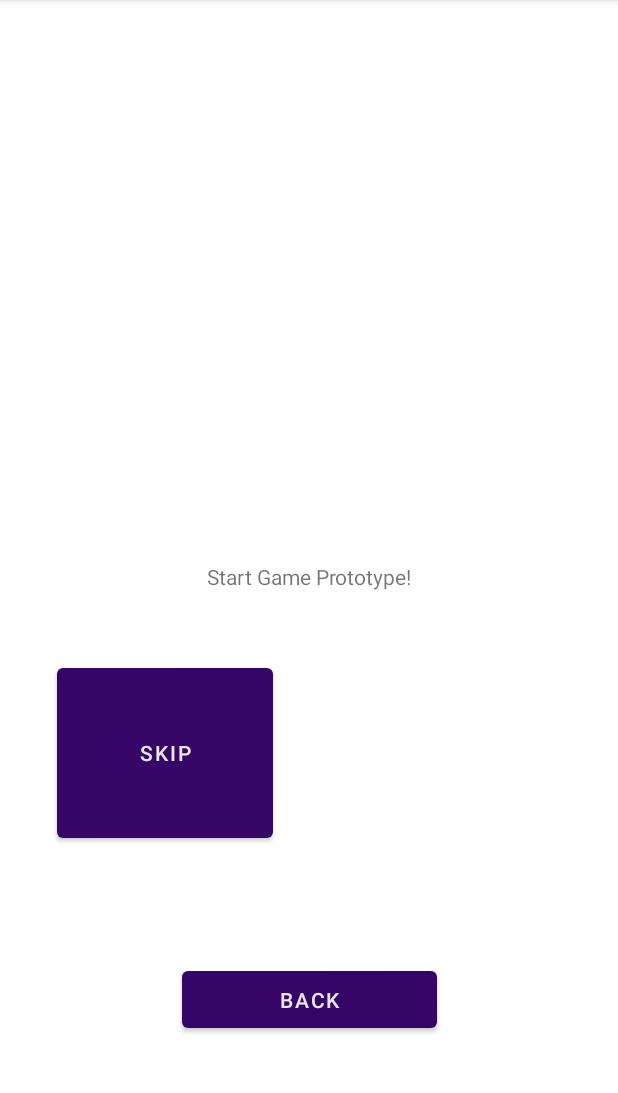
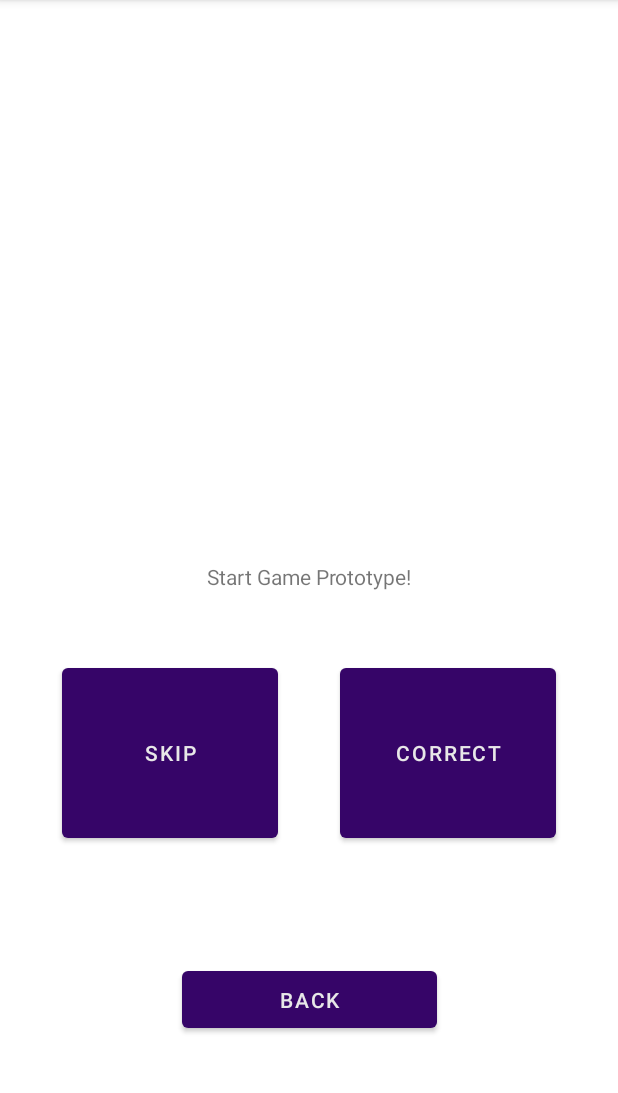
Before and after one commit to sw21-tug/Team_24, an Android app: the GamePrototypeFragment screen opened directly, with no data from a screen before it, on a phone screen of 412 x 824 dp, the part 84-1177 px from its top. Run offline under Robolectric (Android 15) with nearby library versions, the phone set to English and light mode, and no system bars.

Commit message:
GW-005-A add correct button to game prototype [SA, SK]

```diff
--- a/app/src/main/res/layout/fragment_game_prototype.xml
+++ b/app/src/main/res/layout/fragment_game_prototype.xml
@@ -35,9 +35,21 @@
         app:layout_constraintBottom_toBottomOf="@id/btn_back_GP"
         app:layout_constraintHorizontal_bias="0.142"
         app:layout_constraintLeft_toLeftOf="parent"
-        app:layout_constraintRight_toRightOf="parent"
+        app:layout_constraintRight_toLeftOf="@id/btn_correctWord"
         app:layout_constraintTop_toBottomOf="@id/text_startGame"
         app:layout_constraintVertical_bias="0.264" />
 
+    <Button
+        android:id="@+id/btn_correctWord"
+        android:layout_width="144dp"
+        android:layout_height="125dp"
+        android:text="Correct"
+        app:layout_constraintBottom_toBottomOf="@id/btn_back_GP"
+        app:layout_constraintHorizontal_bias="0.823"
+        app:layout_constraintLeft_toRightOf="@id/btn_skipWord"
+        app:layout_constraintRight_toRightOf="parent"
+        app:layout_constraintTop_toBottomOf="@id/text_startGame"
+        app:layout_constraintVertical_bias="0.263" />
+
 
 </androidx.constraintlayout.widget.ConstraintLayout>
```
